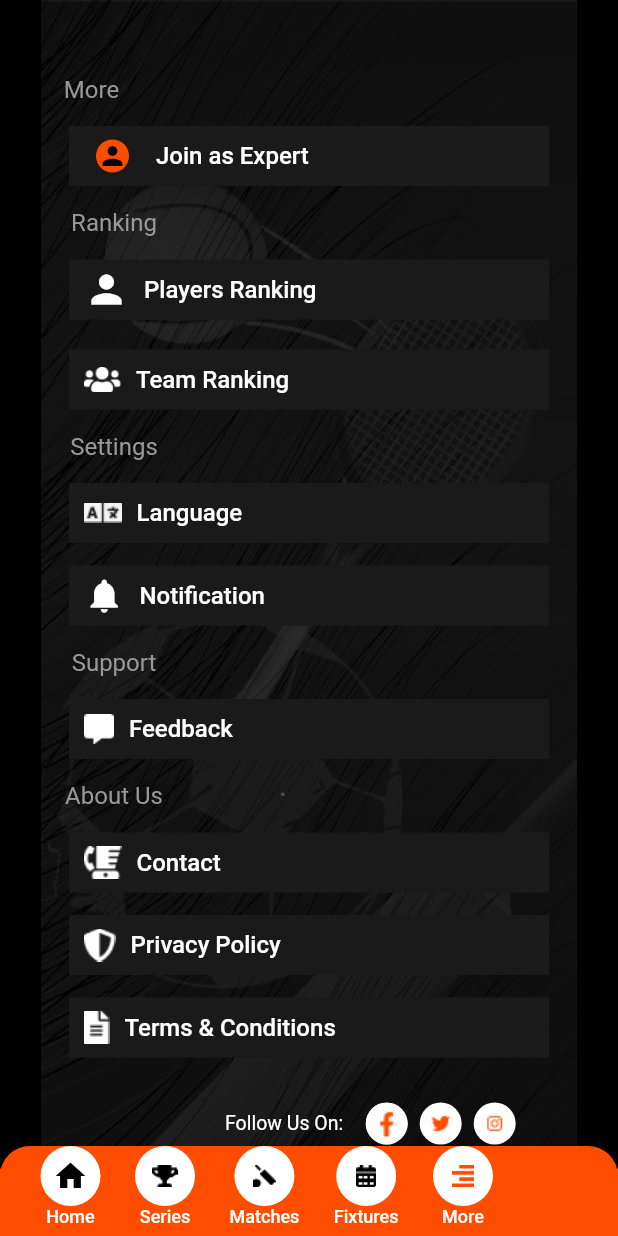
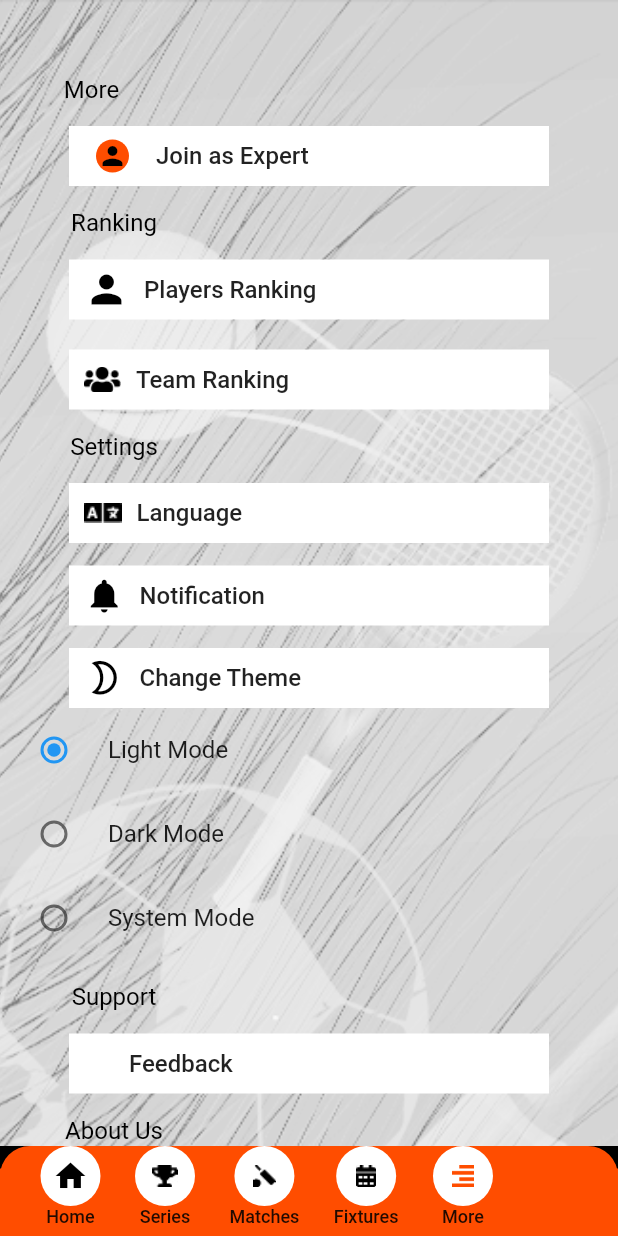
Before and after one commit to SoumenDas03/crex, a Flutter app: the screen it shows after launch, item 4 of the bottom bar chosen, on a phone screen of 412 x 824 dp. Run offline on Flutter 3.47's test engine with Material 2 defaults, Android fonts, the phone set to English and light mode, and no system bars; our stand-ins replace fl_chart, marquee, syncfusion_flutter_charts, table_calendar; network calls fail.

Commit message:
soumen03.03.2023

```diff
--- a/lib/main.dart
+++ b/lib/main.dart
@@ -58,7 +58,9 @@ import 'package:crex/pages/team_ranking.dart';
 import 'package:crex/pages/tennis_home.dart';
 import 'package:crex/pages/topfantasypoints.dart';
 import 'package:crex/pages/win_prediction.dart';
+import 'package:crex/provider/theme_changer.dart';
 import 'package:flutter/material.dart';
+import 'package:provider/provider.dart';
 
 void main() => runApp(const MyApp());
 
@@ -68,12 +70,26 @@ class MyApp extends StatelessWidget {
   @override
   Widget build(BuildContext context) {
     // ignore: prefer_const_constructors
-    return MaterialApp(
-      theme: ThemeData.light(),
-      darkTheme: ThemeData.dark(),
-      debugShowCheckedModeBanner: false,
-      title: 'Flutter Demo',
-      home: const home_dashboard(),
+    return ChangeNotifierProvider(
+      create: (context) => ThemeChanger(),
+      child: Builder(builder: (BuildContext context) {
+        final themeChanger = Provider.of<ThemeChanger>(context);
+        return MaterialApp(
+          themeMode: themeChanger.themeMode,
+          theme: ThemeData(
+            brightness: Brightness.light,
+            primaryColor: Colors.black,
+            iconTheme: IconThemeData(color: Colors.black),
+          ),
+          darkTheme: ThemeData(
+              brightness: Brightness.dark,
+              primaryColor: Colors.white,
+              iconTheme: IconThemeData(color: Colors.white)),
+          debugShowCheckedModeBanner: false,
+          title: 'Flutter Demo',
+          home: const home_dashboard(),
+        );
+      }),
     );
   }
 }
--- a/lib/pages/more.dart
+++ b/lib/pages/more.dart
@@ -10,6 +10,9 @@ import 'package:crex/pages/matches.dart';
 import 'package:crex/pages/notifications_main.dart';
 import 'package:crex/pages/series.dart';
 import 'package:flutter/material.dart';
+import 'package:provider/provider.dart';
+
+import '../provider/theme_changer.dart';
 
 class more extends StatefulWidget {
   const more({super.key});
@@ -21,14 +24,19 @@ class more extends StatefulWidget {
 class _moreState extends State<more> {
   @override
   Widget build(BuildContext context) {
+    final themeChanger = Provider.of<ThemeChanger>(context);
+    final isDarkMode = Theme.of(context).brightness == Brightness.dark;
     return Scaffold(
       backgroundColor: Colors.black,
       body: SingleChildScrollView(
         child: Container(
-          child: Container(
           decoration: BoxDecoration(
             image: DecorationImage(
-                    image: AssetImage('assets/background.jpeg'))),
+                image: isDarkMode
+                    ? AssetImage('assets/background.jpeg')
+                    : AssetImage("assets/bgLightMode.png"),
+                fit: BoxFit.fitHeight),
+          ),
           child: Column(
             children: [
               Container(
@@ -36,7 +44,9 @@ class _moreState extends State<more> {
                 child: Text(
                   'More',
                   style: TextStyle(
-                        color: Color.fromARGB(255, 153, 152, 152),
+                      color: isDarkMode
+                          ? Color.fromARGB(255, 153, 152, 152)
+                          : Colors.black,
                       fontSize: 16),
                 ),
               ),
@@ -44,7 +54,8 @@ class _moreState extends State<more> {
                 margin: EdgeInsets.only(top: 15),
                 height: 40,
                 width: 320,
-                  color: Color.fromARGB(255, 26, 26, 26),
+                color:
+                    isDarkMode ? Color.fromARGB(255, 26, 26, 26) : Colors.white,
                 child: Row(
                   // ignore: prefer_const_literals_to_create_immutables
                   children: [
@@ -61,10 +72,8 @@ class _moreState extends State<more> {
                     ),
                     Text(
                       'Join as Expert',
-                        style: TextStyle(
-                            color: Colors.white,
-                            fontSize: 16,
-                            fontWeight: FontWeight.w500),
+                      style:
+                          TextStyle(fontSize: 16, fontWeight: FontWeight.w500),
                     )
                   ],
                 ),
@@ -74,7 +83,9 @@ class _moreState extends State<more> {
                 child: Text(
                   'Ranking',
                   style: TextStyle(
-                        color: Color.fromARGB(255, 153, 152, 152),
+                      color: isDarkMode
+                          ? Color.fromARGB(255, 26, 26, 26)
+                          : Colors.black,
                       fontSize: 16),
                 ),
               ),
@@ -82,7 +93,8 @@ class _moreState extends State<more> {
                 margin: EdgeInsets.only(top: 15),
                 height: 40,
                 width: 320,
-                  color: Color.fromARGB(255, 26, 26, 26),
+                color:
+                    isDarkMode ? Color.fromARGB(255, 26, 26, 26) : Colors.white,
                 child: Row(
                   // ignore: prefer_const_literals_to_create_immutables
                   children: [
@@ -90,7 +102,6 @@ class _moreState extends State<more> {
                       padding: const EdgeInsets.only(left: 10),
                       child: Icon(
                         Icons.person,
-                          color: Colors.white,
                         size: 30,
                       ),
                     ),
@@ -99,9 +110,7 @@ class _moreState extends State<more> {
                       child: Text(
                         'Players Ranking',
                         style: TextStyle(
-                              color: Colors.white,
-                              fontSize: 16,
-                              fontWeight: FontWeight.w500),
+                            fontSize: 16, fontWeight: FontWeight.w500),
                       ),
                     )
                   ],
@@ -111,25 +120,30 @@ class _moreState extends State<more> {
                 margin: EdgeInsets.only(top: 20),
                 height: 40,
                 width: 320,
-                  color: Color.fromARGB(255, 26, 26, 26),
+                color:
+                    isDarkMode ? Color.fromARGB(255, 26, 26, 26) : Colors.white,
                 child: Row(
                   // ignore: prefer_const_literals_to_create_immutables
                   children: [
                     Padding(
                       padding: const EdgeInsets.only(left: 10),
-                          child: Image.asset(
+                      child: isDarkMode
+                          ? Image.asset(
                               'assets/team_ranking.png',
-                            color: Colors.white,
                               scale: 1.3,
-                          )),
+                            )
+                          : Image.asset(
+                              'assets/team_ranking.png',
+                              scale: 1.3,
+                              color: Colors.black,
+                            ),
+                    ),
                     Padding(
                       padding: const EdgeInsets.only(left: 10),
                       child: Text(
                         'Team Ranking',
                         style: TextStyle(
-                              color: Colors.white,
-                              fontSize: 16,
-                              fontWeight: FontWeight.w500),
+                            fontSize: 16, fontWeight: FontWeight.w500),
                       ),
                     )
                   ],
@@ -140,7 +154,9 @@ class _moreState extends State<more> {
                 child: Text(
                   'Settings',
                   style: TextStyle(
-                        color: Color.fromARGB(255, 153, 152, 152),
+                      color: isDarkMode
+                          ? Color.fromARGB(255, 26, 26, 26)
+                          : Colors.black,
                       fontSize: 16),
                 ),
               ),
@@ -148,21 +164,26 @@ class _moreState extends State<more> {
                 margin: EdgeInsets.only(top: 15),
                 height: 40,
                 width: 320,
-                  color: Color.fromARGB(255, 26, 26, 26),
+                color:
+                    isDarkMode ? Color.fromARGB(255, 26, 26, 26) : Colors.white,
                 child: Row(
                   // ignore: prefer_const_literals_to_create_immutables
                   children: [
                     Padding(
                       padding: const EdgeInsets.only(left: 10),
-                          child: Image.asset('assets/language.png')),
+                      child: isDarkMode
+                          ? Image.asset('assets/language.png')
+                          : Image.asset(
+                              'assets/language.png',
+                              color: Colors.black,
+                            ),
+                    ),
                     Padding(
                       padding: const EdgeInsets.only(left: 10),
                       child: Text(
                         'Language',
                         style: TextStyle(
-                              color: Colors.white,
-                              fontSize: 16,
-                              fontWeight: FontWeight.w500),
+                            fontSize: 16, fontWeight: FontWeight.w500),
                       ),
                     )
                   ],
@@ -172,7 +193,8 @@ class _moreState extends State<more> {
                 margin: EdgeInsets.only(top: 15),
                 height: 40,
                 width: 320,
-                  color: Color.fromARGB(255, 26, 26, 26),
+                color:
+                    isDarkMode ? Color.fromARGB(255, 26, 26, 26) : Colors.white,
                 child: InkWell(
                   onTap: () {
                     Navigator.of(context).push(MaterialPageRoute(
@@ -186,7 +208,6 @@ class _moreState extends State<more> {
                         padding: const EdgeInsets.only(left: 10),
                         child: Icon(
                           Icons.notifications,
-                            color: Colors.white,
                           size: 27,
                         ),
                       ),
@@ -195,11 +216,60 @@ class _moreState extends State<more> {
                         child: Text(
                           'Notification',
                           style: TextStyle(
-                                color: Colors.white,
-                                fontSize: 16,
-                                fontWeight: FontWeight.w500),
+                              fontSize: 16, fontWeight: FontWeight.w500),
                         ),
                       )
+                    ],
+                  ),
+                ),
+              ),
+              Container(
+                margin: EdgeInsets.only(top: 15),
+                height: 40,
+                width: 320,
+                color:
+                    isDarkMode ? Color.fromARGB(255, 26, 26, 26) : Colors.white,
+                child: Row(
+                  // ignore: prefer_const_literals_to_create_immutables
+                  children: [
+                    Padding(
+                      padding: const EdgeInsets.only(left: 10),
+                      child: Icon(
+                        Icons.mode_night_outlined,
+                        size: 27,
+                      ),
+                    ),
+                    Padding(
+                      padding: const EdgeInsets.only(left: 10),
+                      child: Text(
+                        'Change Theme',
+                        style: TextStyle(
+                            fontSize: 16, fontWeight: FontWeight.w500),
+                      ),
+                    )
+                  ],
+                ),
+              ),
+              Visibility(
+                visible: true,
+                child: Container(
+                  child: Column(
+                    children: [
+                      RadioListTile<ThemeMode>(
+                          title: Text('Light Mode'),
+                          value: ThemeMode.light,
+                          groupValue: themeChanger.themeMode,
+                          onChanged: themeChanger.setTheme),
+                      RadioListTile<ThemeMode>(
+                          title: Text('Dark Mode'),
+                          value: ThemeMode.dark,
+                          groupValue: themeChanger.themeMode,
+                          onChanged: themeChanger.setTheme),
+                      RadioListTile<ThemeMode>(
+                          title: Text('System Mode'),
+                          value: ThemeMode.system,
+                          groupValue: themeChanger.themeMode,
+                          onChanged: themeChanger.setTheme),
                     ],
                   ),
                 ),
@@ -209,7 +279,9 @@ class _moreState extends State<more> {
                 child: Text(
                   'Support',
                   style: TextStyle(
-                        color: Color.fromARGB(255, 153, 152, 152),
+                      color: isDarkMode
+                          ? Color.fromARGB(255, 26, 26, 26)
+                          : Colors.black,
                       fontSize: 16),
                 ),
               ),
@@ -217,7 +289,8 @@ class _moreState extends State<more> {
                 margin: EdgeInsets.only(top: 15),
                 height: 40,
                 width: 320,
-                  color: Color.fromARGB(255, 26, 26, 26),
+                color:
+                    isDarkMode ? Color.fromARGB(255, 26, 26, 26) : Colors.white,
                 child: Row(
                   // ignore: prefer_const_literals_to_create_immutables
                   children: [
@@ -232,9 +305,7 @@ class _moreState extends State<more> {
                       child: Text(
                         'Feedback',
                         style: TextStyle(
-                              color: Colors.white,
-                              fontSize: 16,
-                              fontWeight: FontWeight.w500),
+                            fontSize: 16, fontWeight: FontWeight.w500),
                       ),
                     )
                   ],
@@ -245,7 +316,9 @@ class _moreState extends State<more> {
                 child: Text(
                   'About Us',
                   style: TextStyle(
-                        color: Color.fromARGB(255, 153, 152, 152),
+                      color: isDarkMode
+                          ? Color.fromARGB(255, 26, 26, 26)
+                          : Colors.black,
                       fontSize: 16),
                 ),
               ),
@@ -253,7 +326,8 @@ class _moreState extends State<more> {
                 margin: EdgeInsets.only(top: 15),
                 height: 40,
                 width: 320,
-                  color: Color.fromARGB(255, 26, 26, 26),
+                color:
+                    isDarkMode ? Color.fromARGB(255, 26, 26, 26) : Colors.white,
                 child: Row(
                   // ignore: prefer_const_literals_to_create_immutables
                   children: [
@@ -267,9 +341,7 @@ class _moreState extends State<more> {
                       child: Text(
                         'Contact',
                         style: TextStyle(
-                              color: Colors.white,
-                              fontSize: 16,
-                              fontWeight: FontWeight.w500),
+                            fontSize: 16, fontWeight: FontWeight.w500),
                       ),
                     )
                   ],
@@ -279,7 +351,8 @@ class _moreState extends State<more> {
                 margin: EdgeInsets.only(top: 15),
                 height: 40,
                 width: 320,
-                  color: Color.fromARGB(255, 26, 26, 26),
+                color:
+                    isDarkMode ? Color.fromARGB(255, 26, 26, 26) : Colors.white,
                 child: Row(
                   // ignore: prefer_const_literals_to_create_immutables
                   children: [
@@ -293,9 +366,7 @@ class _moreState extends State<more> {
                       child: Text(
                         'Privacy Policy',
                         style: TextStyle(
-                              color: Colors.white,
-                              fontSize: 16,
-                              fontWeight: FontWeight.w500),
+                            fontSize: 16, fontWeight: FontWeight.w500),
                       ),
                     )
                   ],
@@ -305,7 +376,8 @@ class _moreState extends State<more> {
                 margin: EdgeInsets.only(top: 15),
                 height: 40,
                 width: 320,
-                  color: Color.fromARGB(255, 26, 26, 26),
+                color:
+                    isDarkMode ? Color.fromARGB(255, 26, 26, 26) : Colors.white,
                 child: Row(
                   // ignore: prefer_const_literals_to_create_immutables
                   children: [
@@ -319,9 +391,7 @@ class _moreState extends State<more> {
                       child: Text(
                         'Terms & Conditions',
                         style: TextStyle(
-                              color: Colors.white,
-                              fontSize: 16,
-                              fontWeight: FontWeight.w500),
+                            fontSize: 16, fontWeight: FontWeight.w500),
                       ),
                     )
                   ],
@@ -334,7 +404,7 @@ class _moreState extends State<more> {
                   children: [
                     Text(
                       'Follow Us On:',
-                        style: TextStyle(color: Colors.white, fontSize: 13),
+                      style: TextStyle(fontSize: 13),
                     ),
                     Container(
                       margin: EdgeInsets.only(left: 15),
@@ -367,7 +437,6 @@ class _moreState extends State<more> {
                 height: 30,
               ),
             ],
-            ),
           ),
         ),
       ),
@@ -415,9 +484,7 @@ class _moreState extends State<more> {
                             Text(
                               'Home',
                               style: TextStyle(
-                                  fontSize: 12,
-                                  color: Colors.white,
-                                  fontWeight: FontWeight.w500),
+                                  fontSize: 12, fontWeight: FontWeight.w500),
                             )
                           ],
                         ),
@@ -444,9 +511,7 @@ class _moreState extends State<more> {
                             Text(
                               'Series',
                               style: TextStyle(
-                                  fontSize: 12,
-                                  color: Colors.white,
-                                  fontWeight: FontWeight.w500),
+                                  fontSize: 12, fontWeight: FontWeight.w500),
                             )
                           ],
                         ),
@@ -473,9 +538,7 @@ class _moreState extends State<more> {
                             Text(
                               'Matches',
                               style: TextStyle(
-                                  fontSize: 12,
-                                  color: Colors.white,
-                                  fontWeight: FontWeight.w500),
+                                  fontSize: 12, fontWeight: FontWeight.w500),
                             )
                           ],
                         ),
@@ -502,9 +565,7 @@ class _moreState extends State<more> {
                             Text(
                               'Fixtures',
                               style: TextStyle(
-                                  fontSize: 12,
-                                  color: Colors.white,
-                                  fontWeight: FontWeight.w500),
+                                  fontSize: 12, fontWeight: FontWeight.w500),
                             )
                           ],
                         ),
@@ -526,9 +587,7 @@ class _moreState extends State<more> {
                             Text(
                               'More',
                               style: TextStyle(
-                                  fontSize: 12,
-                                  color: Colors.white,
-                                  fontWeight: FontWeight.w500),
+                                  fontSize: 12, fontWeight: FontWeight.w500),
                             )
                           ],
                         ),
--- /dev/null
+++ b/lib/provider/theme_changer.dart
@@ -0,0 +1,12 @@
+import 'package:flutter/foundation.dart';
+import 'package:flutter/material.dart';
+
+class ThemeChanger with ChangeNotifier {
+  var _themeMode = ThemeMode.light;
+  ThemeMode get themeMode => _themeMode;
+
+  void setTheme(themeMode) {
+    _themeMode = themeMode;
+    notifyListeners();
+  }
+}
--- a/pubspec.yaml
+++ b/pubspec.yaml
@@ -36,6 +36,7 @@ dependencies:
   syncfusion_flutter_charts: ^20.4.43
   http: ^0.13.5
   intl: ^0.17.0
+  provider: ^6.0.5
 
 
 
```
Also changed, not shown: assets/bgLightMode.png (added), pubspec.lock. Lines whose indentation alone changed are shown as unchanged.
